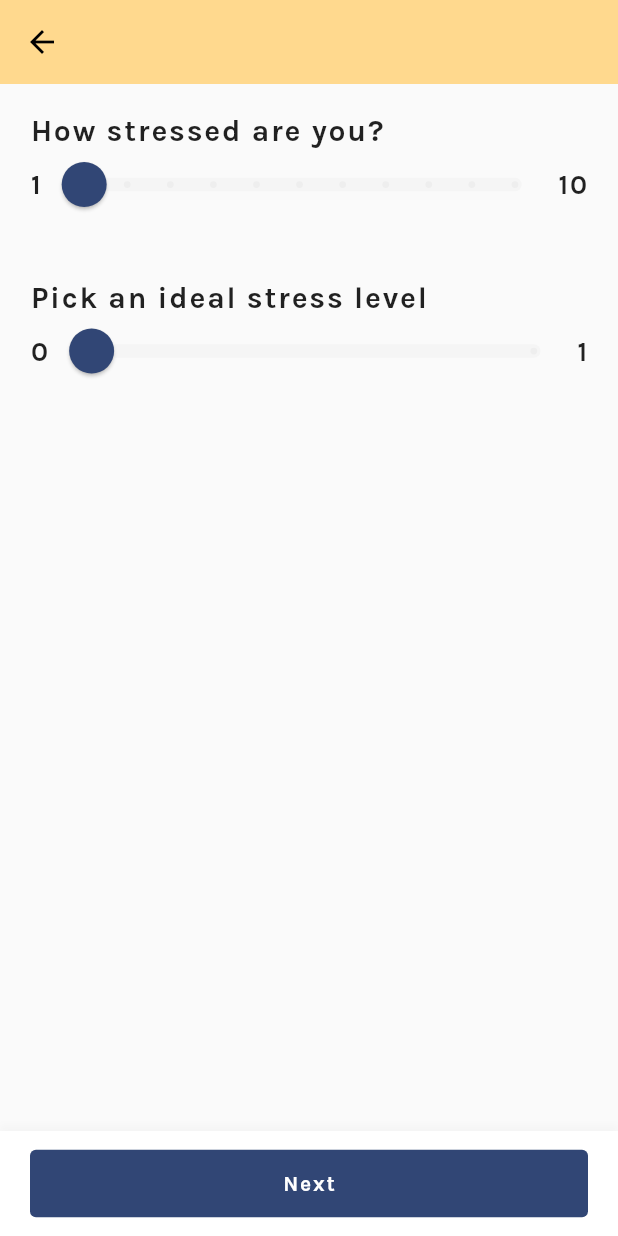
After one commit to chuabingquan/helm, a Flutter app: the screen it shows after launch, after a tap on "Anxious", on a phone screen of 412 x 824 dp. The commit adds this screen. Run offline on Flutter 3.47's test engine with Material 2 defaults, Android fonts, the phone set to English and light mode, and no system bars; our stand-ins replace flutter_svg, google_fonts.

Commit message:
Wrap all screens in custom safe area widget

```diff
--- a/lib/screens/challenge_screen.dart
+++ b/lib/screens/challenge_screen.dart
@@ -3,6 +3,7 @@ import 'package:google_fonts/google_fonts.dart';
 
 import '../widgets/action_panel.dart';
 import '../widgets/emoji_button.dart';
+import '../widgets/custom_safe_area.dart';
 
 class ChallengeScreen extends StatelessWidget {
   static const routeName = '/challenge';
@@ -11,7 +12,8 @@ class ChallengeScreen extends StatelessWidget {
   Widget build(BuildContext context) {
     final theme = Theme.of(context);
 
-    return Scaffold(
+    return CustomSafeArea(
+      child: Scaffold(
         appBar: AppBar(
           backgroundColor: theme.primaryColor,
           elevation: 0.0,
@@ -165,6 +167,7 @@ class ChallengeScreen extends StatelessWidget {
             ),
           ],
         ),
+      ),
     );
   }
 }
--- a/lib/screens/home_screen.dart
+++ b/lib/screens/home_screen.dart
@@ -3,11 +3,13 @@ import 'package:flutter_svg/flutter_svg.dart';
 
 import '../widgets/emoji_button.dart';
 import '../screens/triage_screen.dart';
+import '../widgets/custom_safe_area.dart';
 
 class HomeScreen extends StatelessWidget {
   @override
   Widget build(BuildContext context) {
-    return Scaffold(
+    return CustomSafeArea(
+      child: Scaffold(
         body: Container(
           width: double.infinity,
           color: Theme.of(context).primaryColor,
@@ -42,8 +44,10 @@ class HomeScreen extends StatelessWidget {
                           child: FittedBox(
                             child: Text(
                               'I\'m feeling . . .',
-                            style:
-                                Theme.of(context).textTheme.headline5.copyWith(
+                              style: Theme.of(context)
+                                  .textTheme
+                                  .headline5
+                                  .copyWith(
                                     fontWeight: FontWeight.bold,
                                     letterSpacing: 1.2,
                                   ),
@@ -94,6 +98,7 @@ class HomeScreen extends StatelessWidget {
             ],
           ),
         ),
+      ),
     );
   }
 }
--- a/lib/screens/triage_screen.dart
+++ b/lib/screens/triage_screen.dart
@@ -2,6 +2,7 @@ import 'package:flutter/material.dart';
 
 import '../widgets/knob_slider.dart';
 import '../widgets/action_panel.dart';
+import '../widgets/custom_safe_area.dart';
 import '../screens/challenge_screen.dart';
 
 class TriageScreen extends StatefulWidget {
@@ -50,7 +51,8 @@ class _TriageScreenState extends State<TriageScreen> {
   Widget build(BuildContext context) {
     final theme = Theme.of(context);
 
-    return Scaffold(
+    return CustomSafeArea(
+      child: Scaffold(
         appBar: AppBar(
           backgroundColor: theme.primaryColor,
           elevation: 0.0,
@@ -138,6 +140,7 @@ class _TriageScreenState extends State<TriageScreen> {
             ),
           ],
         ),
+      ),
     );
   }
 }
--- /dev/null
+++ b/lib/widgets/custom_safe_area.dart
@@ -0,0 +1,24 @@
+import 'package:flutter/material.dart';
+
+class CustomSafeArea extends StatelessWidget {
+  final Widget child;
+  final Color color;
+
+  CustomSafeArea({
+    @required this.child,
+    this.color = Colors.white,
+  });
+
+  @override
+  Widget build(BuildContext context) {
+    return Container(
+      color: color,
+      width: double.infinity,
+      child: SafeArea(
+        top: false,
+        bottom: true,
+        child: child,
+      ),
+    );
+  }
+}
```
Also changed, not shown: lib/main.dart (+1 -7 lines). Lines whose indentation alone changed are shown as unchanged.
